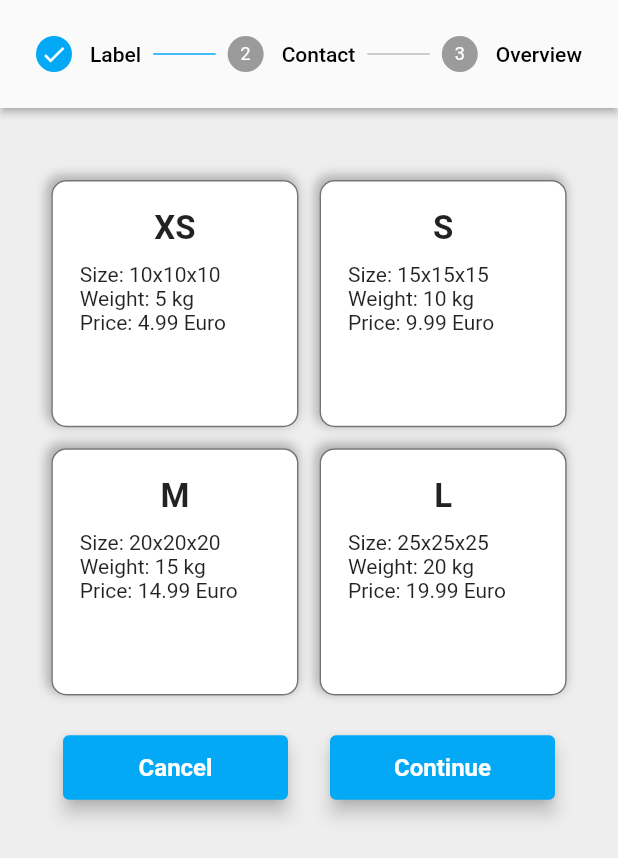
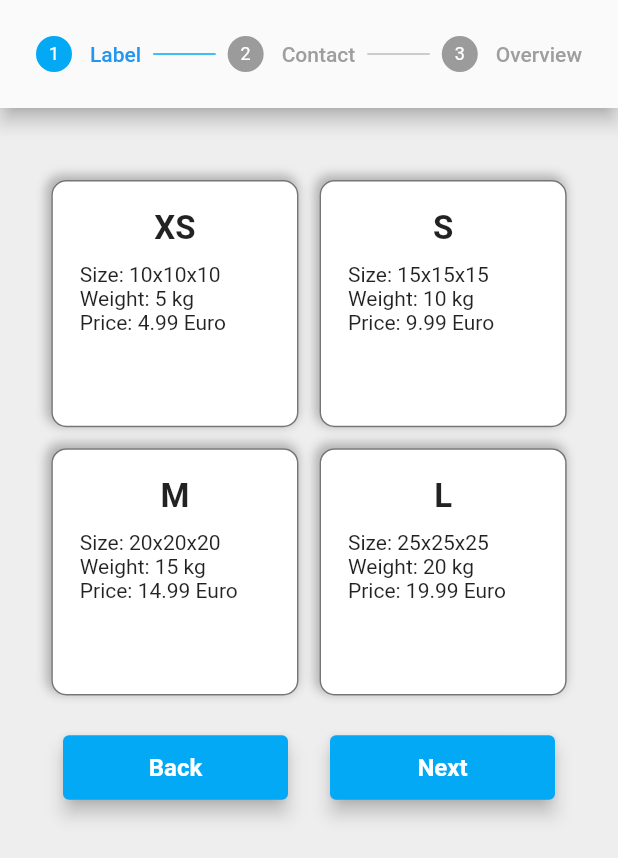
Before and after one commit to viktorgritz/OrderingProcess, a Flutter app: the OrderingProcessScreen screen opened by its route, on a phone screen of 412 x 824 dp. Shown: the top 858 px of the screen. Run offline on Flutter 3.47's test engine with Material 2 defaults, Android fonts, the phone set to English and light mode, and no system bars; drawn by our look-alikes of group_button; our stand-ins replace fluttertoast.

Commit message:
add translation, code refactoring

```diff
--- a/ordering_process/lib/ordering_process_screen.dart
+++ b/ordering_process/lib/ordering_process_screen.dart
@@ -33,6 +33,7 @@ class _OrderingProcessScreenState extends State<OrderingProcessScreen> {
                   child: Consumer<StepperProvider>(
                     builder: (context, stepperProvider, child) {
                       return Stepper(
+                        elevation: 5,
                         controlsBuilder: (context, details) {
                           return buildStepperControls(stepperProvider);
                         },
@@ -40,7 +41,7 @@ class _OrderingProcessScreenState extends State<OrderingProcessScreen> {
                         type: StepperType.horizontal,
                         currentStep: stepperProvider.currentStep,
                         onStepTapped: (step) =>
-                            onStepTupped(stepperProvider, step),
+                            onStepTapped(stepperProvider, step),
                         steps: getSteps(stepperProvider),
                       );
                     },
@@ -69,12 +70,12 @@ class _OrderingProcessScreenState extends State<OrderingProcessScreen> {
                   ? ElevatedButton(
                       onPressed: () =>
                           cancel(stepperProvider, totalInformation, context),
-                      child: const Text('Cancel'),
+                      child: Text(S.of(context).backButtonTitle),
                     )
                   : ElevatedButton(
                       onPressed: () {
                         Fluttertoast.showToast(
-                          msg: 'Label created',
+                          msg: S.of(context).createdLabelTitle,
                           backgroundColor: Colors.deepOrange,
                         );
                         _resetData(stepperProvider, totalInformation);
@@ -87,7 +88,7 @@ class _OrderingProcessScreenState extends State<OrderingProcessScreen> {
                   ? ElevatedButton(
                       onPressed: () =>
                           continued(stepperProvider, totalInformation),
-                      child: const Text('Continue'),
+                      child: Text(S.of(context).nextButtonTitle),
                     )
                   : Container(),
             ],
@@ -102,40 +103,44 @@ class _OrderingProcessScreenState extends State<OrderingProcessScreen> {
     return <Step>[
       Step(
         title: Text(
-          'Label',
+          S.of(context).stepLabel,
           style: TextStyle(
-            color: currentStep >= 0 ? Colors.black : Colors.blue,
+            color: currentStep == 0 ? Colors.blue : Colors.grey,
           ),
         ),
         content: ShippingLabelScreen(),
         isActive: currentStep >= 0,
-        state: currentStep >= 0 ? StepState.complete : StepState.disabled,
+        state: currentStep >= 1 ? StepState.complete : StepState.disabled,
       ),
       Step(
-        title: const Text(
-          'Contact',
-          style: TextStyle(color: Colors.black),
+        title: Text(
+          S.of(context).stepContact,
+          style: TextStyle(
+            color: currentStep == 1 ? Colors.blue : Colors.grey,
+          ),
         ),
         content: ContactFormScreen(
           formKeyE: widget._formKeyE,
           formKeyA: widget._formKeyA,
         ),
         isActive: currentStep >= 1,
-        state: currentStep >= 1 ? StepState.complete : StepState.disabled,
+        state: currentStep >= 2 ? StepState.complete : StepState.disabled,
       ),
       Step(
-        title: const Text(
-          'Overview',
-          style: TextStyle(color: Colors.black),
+        title: Text(
+          S.of(context).stepOverview,
+          style: TextStyle(
+            color: currentStep == 2 ? Colors.blue : Colors.grey,
+          ),
         ),
         content: OverviewScreen(),
         isActive: currentStep >= 2,
-        state: currentStep >= 2 ? StepState.complete : StepState.disabled,
+        state: currentStep >= 3 ? StepState.complete : StepState.disabled,
       ),
     ];
   }
 
-  void onStepTupped(
+  void onStepTapped(
     StepperProvider stepperProvider,
     int step,
   ) {
@@ -203,7 +208,9 @@ class _OrderingProcessScreenState extends State<OrderingProcessScreen> {
   }
 
   void _resetData(
-      StepperProvider stepperProvider, TotalInformation totalInformation) {
+    StepperProvider stepperProvider,
+    TotalInformation totalInformation,
+  ) {
     stepperProvider.setCurrentStep(0);
     totalInformation.clearTotalInformation();
     Navigator.of(context).pop();
```
Also changed, not shown: ordering_process/lib/l10n/intl_de.arb (+7 -1 lines), ordering_process/lib/l10n/intl_en.arb (+7 -1 lines), ordering_process/lib/generated/intl/messages_de.dart, ordering_process/lib/generated/intl/messages_en.dart, ordering_process/lib/generated/l10n.dart.
